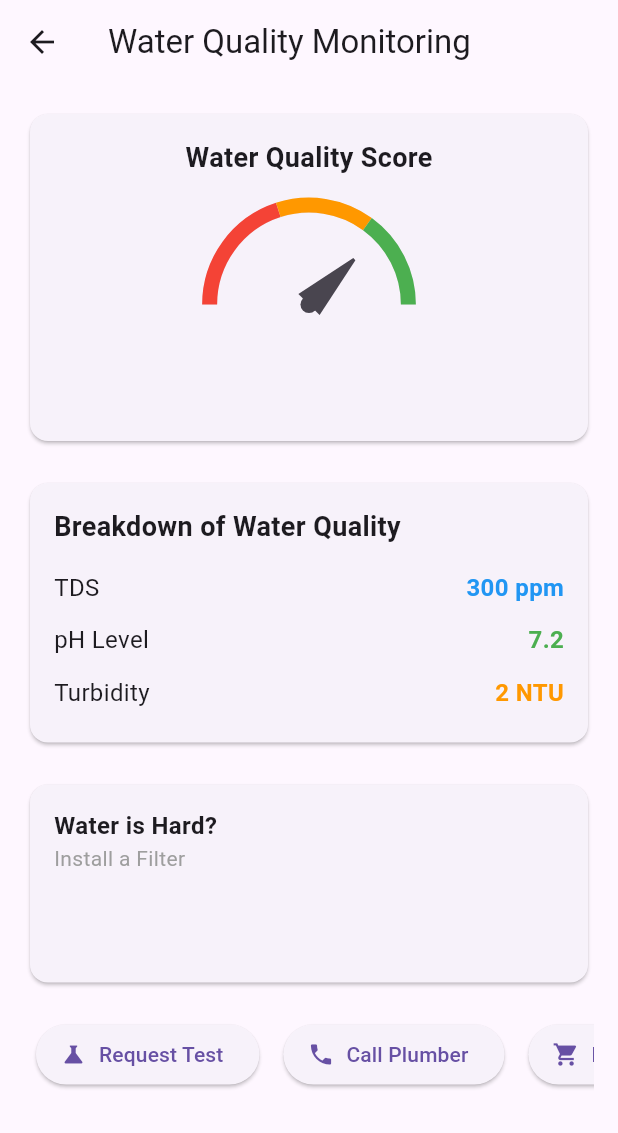
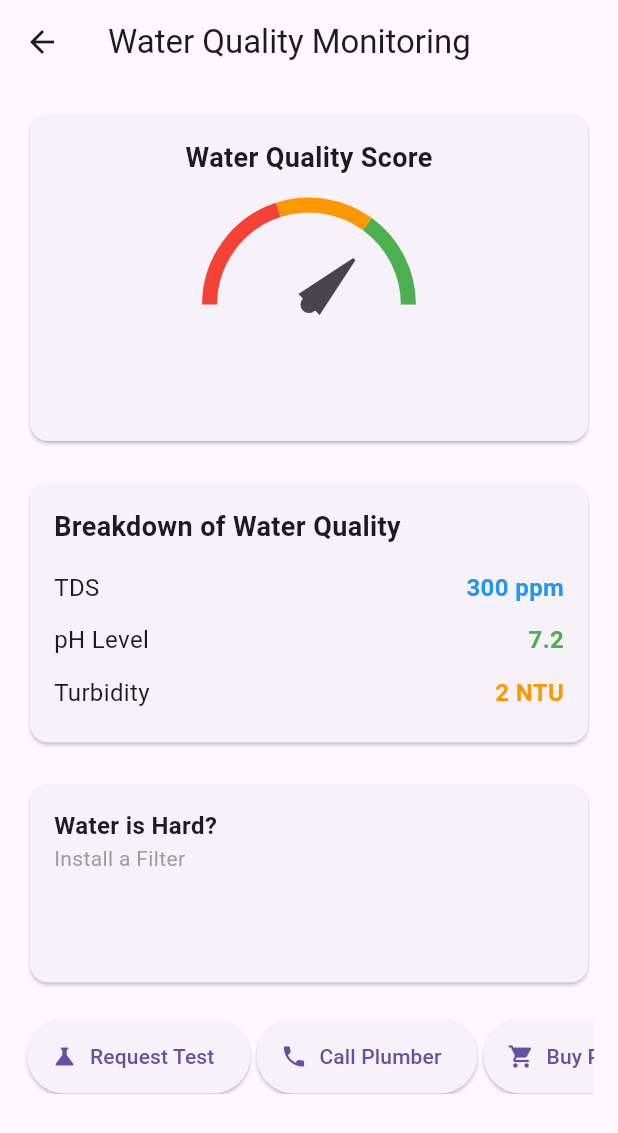
Before and after one commit to zxnb01/NeerSense, a Flutter app: the WaterQualityScreen screen opened directly, on a phone screen of 412 x 824 dp. Shown: the top 1133 px of the screen. Run offline on Flutter 3.47's test engine with Material 3 defaults, Android fonts, the light colour scheme and no system bars; drawn by our look-alikes of carousel_slider, syncfusion_flutter_gauges; our stand-ins replace fl_chart, flutter_heatmap_calendar.

```diff
--- a/lib/quality.dart
+++ b/lib/quality.dart
@@ -144,10 +144,39 @@ class WaterQualityScreen extends StatelessWidget {
     );
   }
 
+  // Widget _buildActionButtons(BuildContext context) {
+  //   return SingleChildScrollView( // Enables horizontal scrolling
+  //     child: ListView(
+  //     scrollDirection: Axis.horizontal,
+  //       children: [
+  //         _buildActionButton(
+  //           context,
+  //           icon: Icons.science,
+  //           label: "Request Test",
+  //           message: "Requesting Water Test...",
+  //         ),
+  //         _buildActionButton(
+  //           context,
+  //           icon: Icons.phone,
+  //           label: "Call Plumber",
+  //           message: "Calling Plumber...",
+  //         ),
+  //         _buildActionButton(
+  //           context,
+  //           icon: Icons.shopping_cart,
+  //           label: "Buy Products",
+  //           message: "Opening Store...",
+  //         ),
+  //         // Add more buttons here if needed
+  //       ],
+  //     ),
+  //   );
+  // }
   Widget _buildActionButtons(BuildContext context) {
-    return SingleChildScrollView(
-      scrollDirection: Axis.horizontal, // Enables horizontal scrolling
-      child: Row(
+    return Container(
+      height: 50, // Ensures a fixed height for proper scrolling
+      child: ListView(
+        scrollDirection: Axis.horizontal,
         children: [
           _buildActionButton(
             context,
@@ -164,10 +193,9 @@ class WaterQualityScreen extends StatelessWidget {
           _buildActionButton(
             context,
             icon: Icons.shopping_cart,
-            label: "Buy Filter",
+            label: "Buy Products",
             message: "Opening Store...",
           ),
-          // Add more buttons here if needed
         ],
       ),
     );
@@ -179,7 +207,7 @@ class WaterQualityScreen extends StatelessWidget {
       required String message}) {
     return Padding(
       padding:
-          EdgeInsets.symmetric(horizontal: 8), // Adds spacing between buttons
+          EdgeInsets.symmetric(horizontal: 2), // Adds spacing between buttons
       child: ElevatedButton.icon(
         onPressed: () {
           ScaffoldMessenger.of(context)
```
Also changed, not shown: lib/analytics.dart (+2 -34 lines), lib/main.dart (+15 -11 lines), 1 other file.
